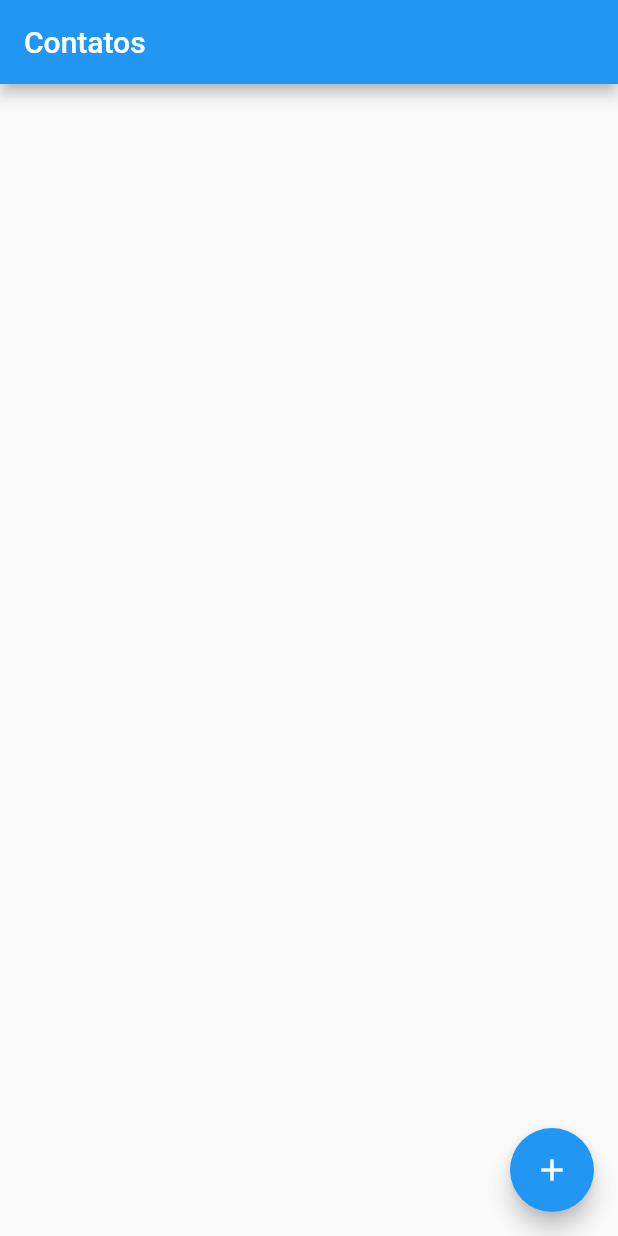
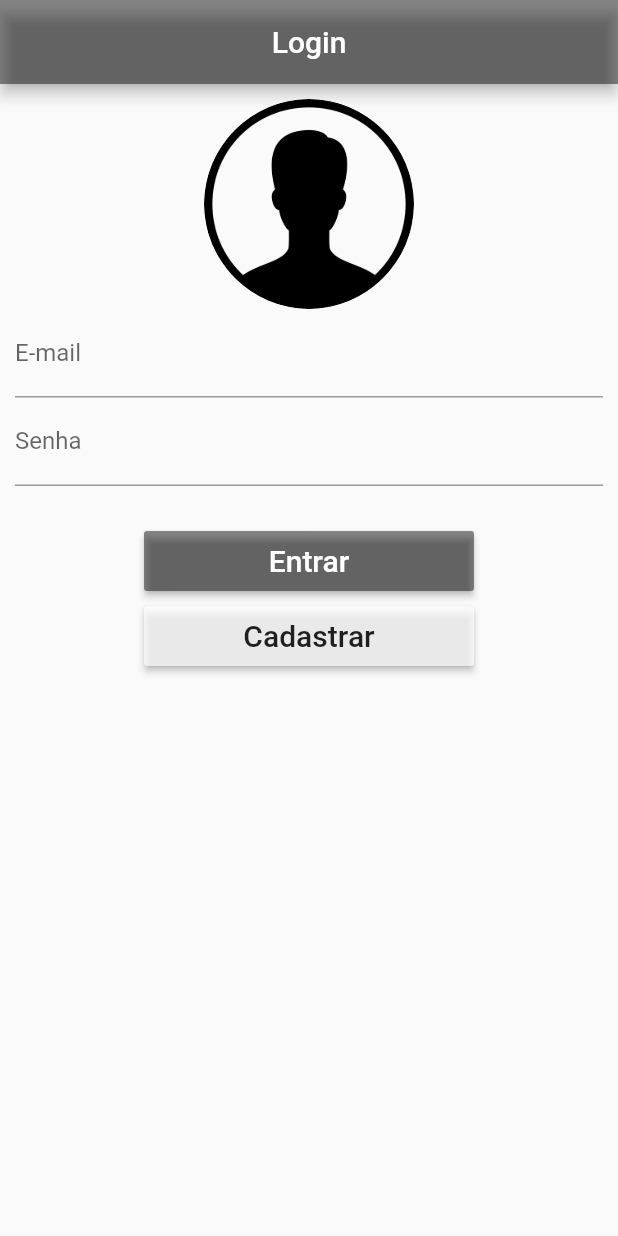
Before and after one commit to marcorozo2702/AndroidStudio-Flutter, a Flutter app: the screen it shows after launch, on a phone screen of 412 x 824 dp. Run offline on Flutter 3.47's test engine with Material 2 defaults, Android fonts, the phone set to English and light mode, and no system bars; our stand-ins replace sqflite; accounts and stored records are empty.

Commit message:
Começado o Login do projeto

```diff
--- a/lib/main.dart
+++ b/lib/main.dart
@@ -1,6 +1,7 @@
 import 'package:flutter/material.dart';
 import 'package:flutter/services.dart';
 import 'screens/home.dart';
+import 'screens/login.dart';
 void main(){
   // Set portrait orientation
   SystemChrome.setPreferredOrientations([
@@ -10,7 +11,7 @@ void main(){
   runApp(
       MaterialApp(
         title: 'Flutter Screens',
-        home: Home(),
+        home: LoginPage(),
         debugShowCheckedModeBanner: false,
       )
   );
--- a/lib/screens/cadastro.dart
+++ b/lib/screens/cadastro.dart
@@ -11,7 +11,7 @@ class Cadastro extends StatefulWidget {
 
 class _CadastroState extends State<Cadastro> {
   final _nameController = TextEditingController();
-  final _emailController = TextEditingController();
+  final _telefoneController = TextEditingController();
   // final _phoneController = TextEditingController();
   final _nameFocus = FocusNode();
 
@@ -28,7 +28,7 @@ class _CadastroState extends State<Cadastro> {
     } else {
       _editedContact = Person.fromMap(widget.person.toMap());
       _nameController.text = _editedContact.nome;
-      _emailController.text = _editedContact.telefone;
+      _telefoneController.text = _editedContact.telefone;
       //_phoneController.text = _editedContact.phone;
     }
   }
@@ -76,7 +76,7 @@ class _CadastroState extends State<Cadastro> {
                 _userEdited = true;
                 _editedContact.telefone = text;
               },
-              controller: _emailController,
+              controller: _telefoneController,
             ),
           ],
         ),
--- a/lib/screens/home.dart
+++ b/lib/screens/home.dart
@@ -193,7 +193,7 @@ class _HomeState extends State<Home> {
                             context,
                             MaterialPageRoute(
                                 builder:(context) =>PersonPage(
-                                  /*erro*/
+
                                  id:person[index].id,
                                  nome: person[index].nome,
                                   telefone: person[index].telefone,
--- /dev/null
+++ b/lib/screens/login.dart
@@ -0,0 +1,93 @@
+import 'package:flutter/material.dart';
+import 'package:flutter_app_screens/helper/usuario_helper.dart';
+import 'package:flutter_app_screens/screens/cadastroUser.dart';
+import 'package:flutter_app_screens/screens/home.dart';
+
+
+
+class LoginPage extends StatefulWidget {
+  @override
+  _LoginPageState createState() => _LoginPageState();
+}
+
+class _LoginPageState extends State<LoginPage> {
+  UserHelper helper = UserHelper();
+  List<User> user = List();
+
+  @override
+  Widget build(BuildContext context) {
+    return WillPopScope(
+        child: Scaffold(
+          appBar: AppBar(
+            backgroundColor: Colors.black45,
+            title: Text('Login'),
+            centerTitle: true,
+          ),
+          body: SingleChildScrollView(
+            padding: EdgeInsets.all(10.0),
+            child: Column(
+              children: <Widget>[
+                GestureDetector(
+                  child: Container(
+                    width: 140.0,
+                    height: 140.0,
+                    decoration: BoxDecoration(
+                      shape: BoxShape.circle,
+                      image: DecorationImage(
+                          image: AssetImage('images/user.png')),
+                    ),
+                  ),
+                ),
+                TextField(
+                  decoration: InputDecoration(labelText: "E-mail"),
+                 // controller: _email,
+                ),
+                TextField(
+                  decoration: InputDecoration(labelText: "Senha"),
+                  keyboardType: TextInputType.visiblePassword,
+                 // controller: _senha,
+                ),
+
+                Padding(
+                  padding: EdgeInsets.only(top: 30, bottom: 10),
+                  child: Container(
+                    width: 220.0,
+                    height: 40.0,
+                    child: RaisedButton(
+                      onPressed: () {
+                        Navigator.push(
+                            context,
+                            MaterialPageRoute(builder: (context) => Home()));},
+                      color: Colors.black45,
+                      child: Text(
+                        "Entrar",
+                        style: TextStyle(color: Colors.white, fontSize: 20.0),
+                      ),
+                    ),
+                  ),
+                ),
+                Padding(
+                  padding: EdgeInsets.only(bottom: 10),
+                  child: Container(
+                    width: 220.0,
+                    height: 40.0,
+                    child: RaisedButton(
+                      onPressed: () {
+                        Navigator.push(
+                            context,
+                            MaterialPageRoute(builder: (context) => CadastroUser()));},
+                      color: Colors.white70,
+                      child: Text(
+                        "Cadastrar",
+                        style: TextStyle(color: Colors.black87, fontSize: 20.0),
+                      ),
+                    ),
+                  ),
+                ),
+              ],
+            ),
+          ),
+        ));
+  }
+
+  }
--- a/pubspec.yaml
+++ b/pubspec.yaml
@@ -44,9 +44,9 @@ flutter:
   uses-material-design: true
 
   # To add assets to your application, add an assets section, like this:
-  # assets:
+  assets:
   #  - images/a_dot_burr.jpeg
-  #  - images/a_dot_ham.jpeg
+   - images/user.png
 
   # An image asset can refer to one or more resolution-specific "variants", see
   # https://flutter.dev/assets-and-images/#resolution-aware.
```
Also changed, not shown: lib/helper/usuario_helper.dart (added, +115 -0 lines), lib/screens/cadastroUser.dart (added, +95 -0 lines), images/user.png (added), pubspec.lock.
